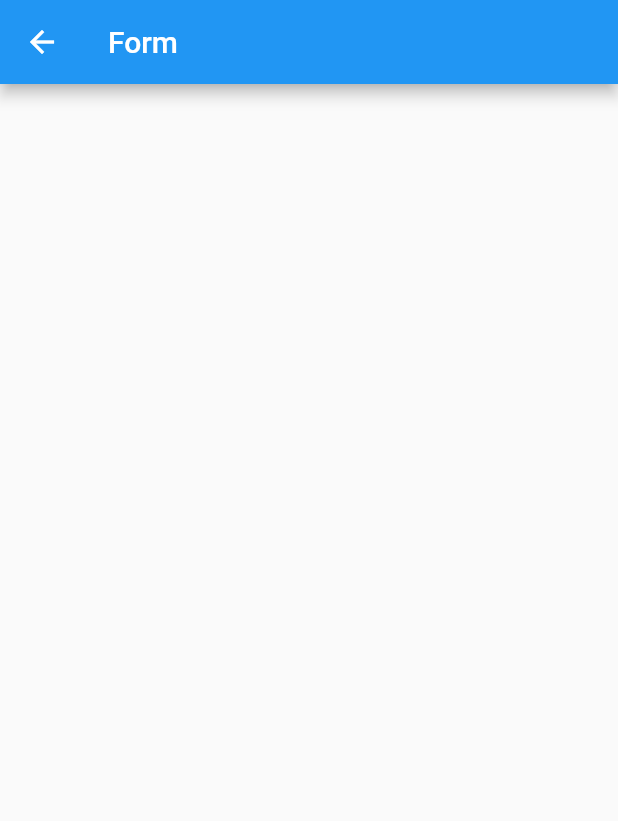
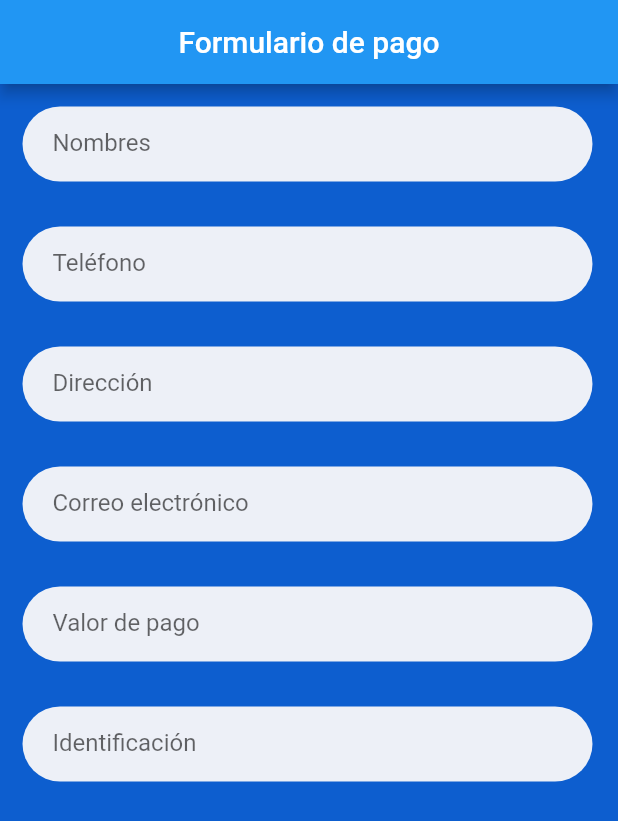
Before and after one commit to ArielC98/PagoPlux, a Flutter app: the FormScreen screen opened directly, on a phone screen of 412 x 824 dp. Shown: the top 821 px of the screen. Run offline on Flutter 3.47's test engine with Material 2 defaults, Android fonts, the light colour scheme and no system bars.

Commit message:
Formulario de pago agregado sin boton

```diff
--- /dev/null
+++ b/lib/components/reusable_textfield.dart
@@ -0,0 +1,39 @@
+import 'package:flutter/material.dart';
+
+class ReusableTextField extends StatelessWidget {
+  final String hintText;
+  final TextEditingController controller;
+  final TextInputType keyboardType;
+  final int? maxLength;
+
+  const ReusableTextField({
+    super.key,
+    required this.hintText,
+    required this.controller,
+    required this.keyboardType,
+    this.maxLength,
+  });
+
+  @override
+  Widget build(BuildContext context) {
+    return Container(
+      padding: const EdgeInsets.only(left: 20, right: 20),
+      margin: const EdgeInsets.all(15),
+      decoration: const BoxDecoration(
+          color: Color(0xFFEDF0F7),
+          borderRadius: BorderRadius.all(Radius.circular(40))),
+      width: 380,
+      height: 50,
+      child: TextField(
+        maxLength: maxLength,
+        keyboardType: keyboardType,
+        controller: controller,
+        decoration: InputDecoration(
+          hintText: hintText,
+          border: InputBorder.none,
+          counterText: '',
+        ),
+      ),
+    );
+  }
+}
--- a/lib/form.dart
+++ b/lib/form.dart
@@ -1,13 +1,78 @@
 import 'package:flutter/material.dart';
+import 'package:pagoplux/components/reusable_textfield.dart';
 
 class FormScreen extends StatelessWidget {
   const FormScreen({super.key});
 
   @override
   Widget build(BuildContext context) {
+    return Scaffold(body: const PaymentForm());
+  }
+}
+
+class PaymentForm extends StatefulWidget {
+  const PaymentForm({super.key});
+
+  @override
+  State<PaymentForm> createState() => _PaymentFormState();
+}
+
+class _PaymentFormState extends State<PaymentForm> {
+  final TextEditingController _nombresController = TextEditingController();
+  final TextEditingController _telefonoController = TextEditingController();
+  final TextEditingController _direccionController = TextEditingController();
+  final TextEditingController _correoElectronicoController =
+      TextEditingController();
+  final TextEditingController _valorPagoController = TextEditingController();
+  final TextEditingController _identificacionController =
+      TextEditingController();
+
+  @override
+  Widget build(BuildContext context) {
     return Scaffold(
+      backgroundColor: const Color(0xFF0D5ECF),
       appBar: AppBar(
-        title: const Text("Form"),
+        title: const Text('Formulario de pago'),
+        centerTitle: true,
+        leading: Container(),
+      ),
+      body: SingleChildScrollView(
+        child: Column(
+          children: <Widget>[
+            ReusableTextField(
+              hintText: "Nombres",
+              controller: _nombresController,
+              keyboardType: TextInputType.name,
+            ),
+            ReusableTextField(
+              hintText: "Teléfono",
+              controller: _telefonoController,
+              keyboardType: TextInputType.phone,
+              maxLength: 10,
+            ),
+            ReusableTextField(
+              hintText: "Dirección",
+              controller: _direccionController,
+              keyboardType: TextInputType.streetAddress,
+            ),
+            ReusableTextField(
+              hintText: "Correo electrónico",
+              controller: _correoElectronicoController,
+              keyboardType: TextInputType.emailAddress,
+            ),
+            ReusableTextField(
+              hintText: "Valor de pago",
+              controller: _valorPagoController,
+              keyboardType: TextInputType.number,
+            ),
+            ReusableTextField(
+              hintText: "Identificación",
+              controller: _identificacionController,
+              keyboardType: TextInputType.number,
+              maxLength: 10,
+            ),
+          ],
+        ),
       ),
     );
   }
--- a/lib/login.dart
+++ b/lib/login.dart
@@ -165,7 +165,7 @@ class LoginScreen extends StatelessWidget {
           child: Container(
               decoration: const BoxDecoration(
                 gradient: LinearGradient(
-                    colors: [Colors.blue, Colors.white],
+                    colors: [Color(0xFF0D5ECF), Colors.white],
                     begin: Alignment.topCenter,
                     end: Alignment.bottomCenter,
                     stops: [0.1, 0.8]),
--- a/lib/main.dart
+++ b/lib/main.dart
@@ -1,8 +1,13 @@
 import 'package:flutter/material.dart';
+import 'package:flutter/services.dart';
 
 import 'login.dart';
 
-void main() {
+void main() async{
+  WidgetsFlutterBinding.ensureInitialized();
+  await SystemChrome.setPreferredOrientations([
+    DeviceOrientation.portraitUp,
+  ]);
   runApp(const MyApp());
 }
 
```
